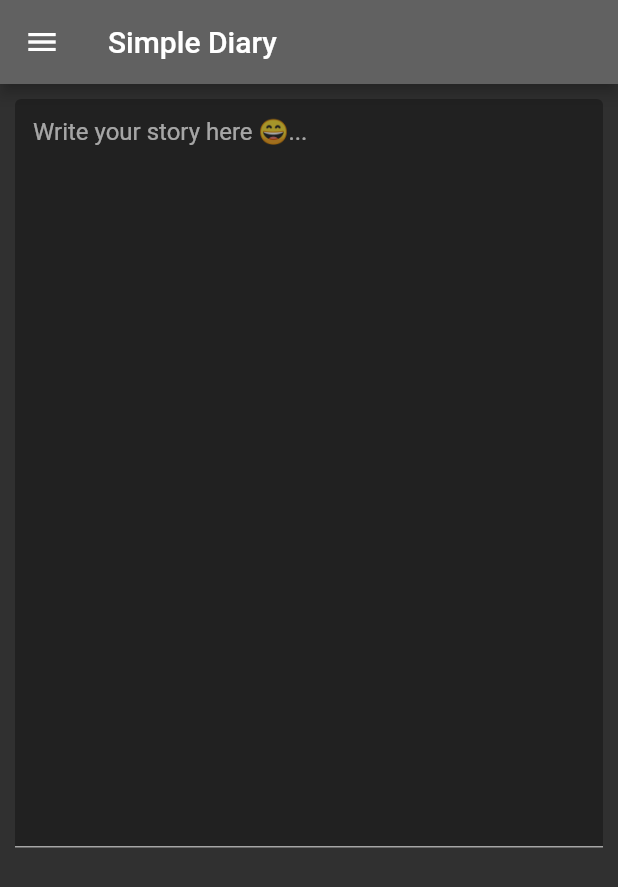
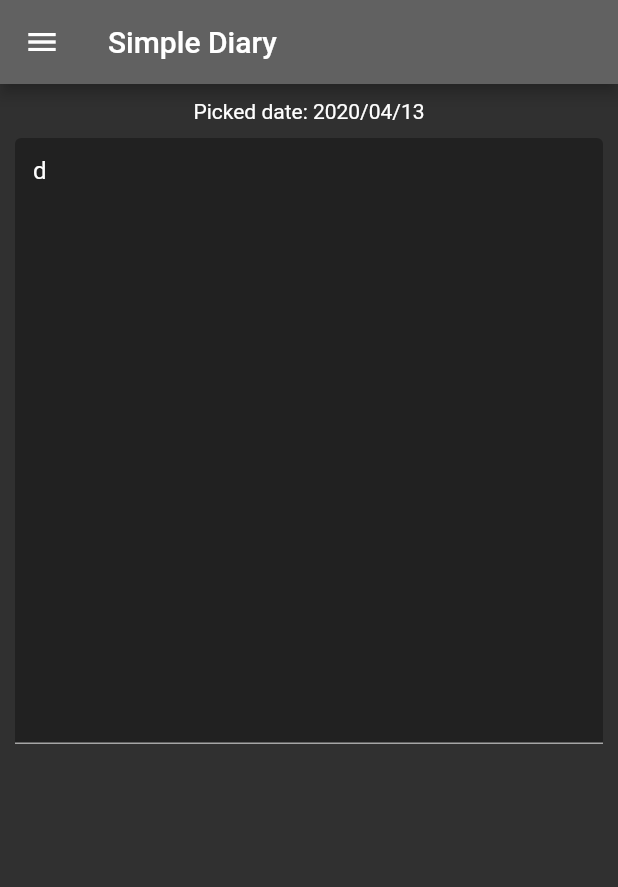
Before and after one commit to getraid/Simple-Diary, a Flutter app: the screen it shows after launch, on a phone screen of 412 x 824 dp. Shown: the top 887 px of the screen. Run offline on Flutter 3.47's test engine with Material 2 defaults, Android fonts, the phone set to English and light mode, and no system bars.

Commit message:
Display date and output written text (temp)

```diff
--- a/lib/main.dart
+++ b/lib/main.dart
@@ -1,5 +1,4 @@
 import 'dart:math';
-
 import 'package:flutter/material.dart';
 
 void main() => runApp(MyApp());
@@ -32,40 +31,65 @@ class MyHomePage extends StatefulWidget {
 }
 
 class _MyHomePageState extends State<MyHomePage> {
+  TextEditingController editor;
   // String _title;
   int _currentPage;
+  DateTime _selectedDate = new DateTime(new DateTime.now().year,
+      new DateTime.now().month, new DateTime.now().day);
+
   _MyHomePageState(title, currentPage) {
     //  _title = title;
     _currentPage = currentPage;
+    editor = new TextEditingController(text: "d");
   }
 
   Widget firstBody() {
-    var randomEmojis = ["🐜","🤗","🎨","🍒","🏆","🏈","💺","👢","✒️","🎽","📚","✂️","🐻","🐴","🐫","🚄","😄","😜","🐄","🐵","🌻","👀"];
+    //because of formating
+    var randomEmojisRaw =
+        "🐜 🤗 🎨 🍒 🏆 🏈 💺 👢 ✒️ 🎽 👰 📚 ✂️ 🐻 🐴 🐫 🚄 😄 😜 🐄 🐵 🌻";
+    var randomEmojis = randomEmojisRaw.split(' ');
 
-    Widget retObj = new FractionallySizedBox(
-      child: new Container(
-          margin: const EdgeInsets.only(right: 10, left: 10,top:10),
-          child: new TextField(
+    Widget retObj = new Column(children: <Widget>[
+      new Center(
+          child: new Padding(
+              padding: EdgeInsets.fromLTRB(0, 10, 0, 0),
+              child: new Text("Picked date: " +
+                  _selectedDate
+                      .toString()
+                      .split(' ')[0]
+                      .replaceAll('-', '/')))),
+      new Expanded(
+          child: Container(
+        margin: const EdgeInsets.only(right: 10, left: 10, top: 10),
+        child: (new TextField(
+          controller: editor,
           keyboardType: TextInputType.multiline,
-            maxLines: 25,
+          maxLines: 20,
           decoration: new InputDecoration(
-              hintText: 'Write your story here '+ randomEmojis[Random().nextInt(randomEmojis.length)] +'...',
+            hintText: 'Write your story here ' +
+                randomEmojis[Random().nextInt(randomEmojis.length)] +
+                '...',
             fillColor: Colors.grey[900],
             filled: true,
           ),
         )),
-      widthFactor: 1.00,
-      heightFactor: 0.70,
-    );
-
+      ))
+    ]);
 
     return retObj;
   }
 
   Widget secondBody() {
     Widget retObj = Align(
-        alignment: Alignment.centerRight,
-        child: Text('You are on Page ' + _currentPage.toString()));
+        alignment: Alignment.center,
+        child: ListView(children: <Widget>[
+          new RaisedButton(
+              onPressed: () {
+                _selectedDate = new DateTime(2019, 01, 01);
+              },
+              child: Text('Change!')),
+          RichText(text: TextSpan(text: editor.text))
+        ]));
 
     return retObj;
   }
```
Lines whose indentation alone changed are shown as unchanged.
